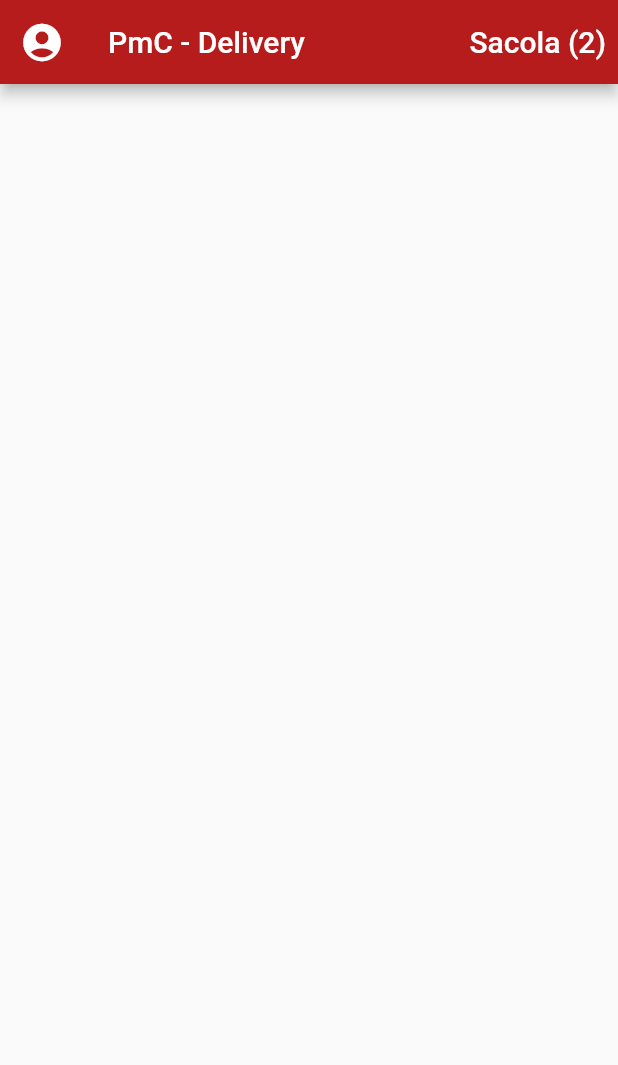
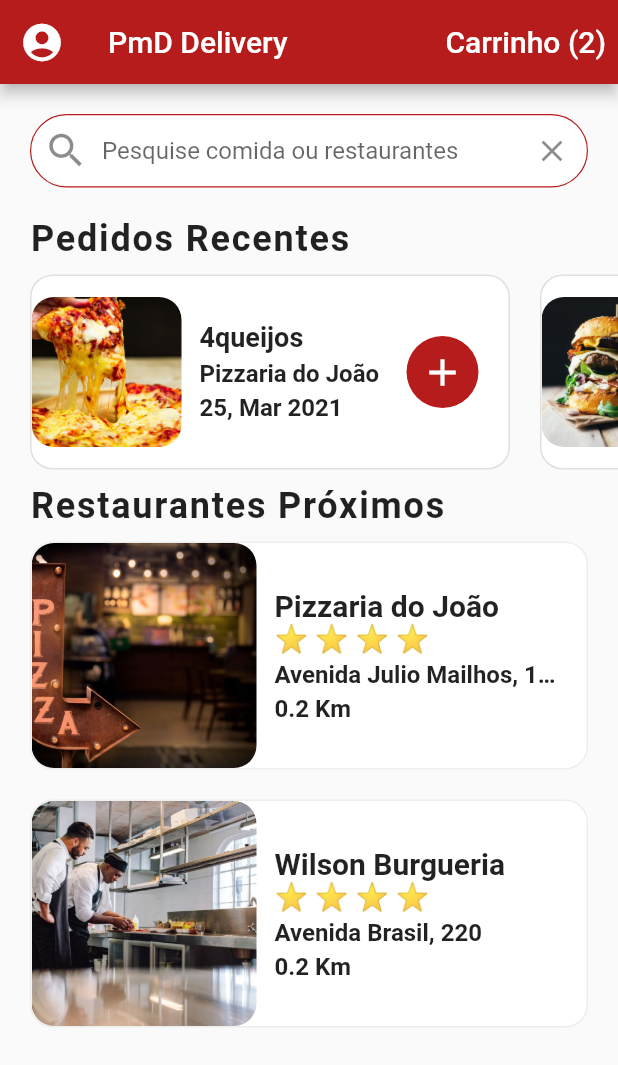
Before and after one commit to Spanholo/Vinicius_Paolo_Ramon_ESII, a Flutter app: the screen it shows after launch, on a phone screen of 412 x 824 dp. Shown: the top 1065 px of the screen. Run offline on Flutter 3.47's test engine with Material 2 defaults, Android fonts, the phone set to English and light mode, and no system bars.

Commit message:
Update 4 EU NÃO AGUENTO MAIS EHFUEHFU  interface inicial + sacola OK 10/03/2021 17:16

```diff
--- a/lib/data/data.dart
+++ b/lib/data/data.dart
@@ -15,13 +15,13 @@ final _hamburguer3 =
 
 //Restaurante
 
-final _restaurant0 = Restaurant('assets/images/restaurant0.jpg', 'Restaurant0',
+final _restaurant0 = Restaurant('assets/images/restaurant1.jpg', 'Pizzaria do João',
     'Avenida Julio Mailhos, 1220', 4, [_pizza0, _pizza1, _pizza2]);
 
 final _restaurant1 = Restaurant(
     'assets/images/restaurant0.jpg',
-    'Restaurant1',
-    'Avenida Julio Mailhos, 1220',
+    'Wilson Burgueria',
+    'Avenida Brasil, 220',
     4,
     [_hamburguer0, _hamburguer1, _hamburguer2, _hamburguer3]);
 
--- a/lib/screens/cart_screen.dart
+++ b/lib/screens/cart_screen.dart
@@ -213,12 +213,14 @@ class _CartScreenState extends State<CartScreen> {
             child: Center(
               child: TextButton(
                 onLongPress: () {},
+                onPressed: () {},
                 child: Text(
                   'Finalizar Compra',
                   style: TextStyle(
                     fontSize: 22.0,
                     color:  Colors.white,
                     fontWeight: FontWeight.w600,
+                    letterSpacing: 1.5,
                   ),
                 ),
               )
--- a/lib/screens/home_screen.dart
+++ b/lib/screens/home_screen.dart
@@ -1,6 +1,10 @@
+import 'package:flutter/material.dart';
 import 'package:delivery/data/data.dart';
+import 'package:delivery/models/restaurant.dart';
 import 'package:delivery/screens/cart_screen.dart';
-import 'package:flutter/material.dart';
+import 'package:delivery/screens/restaurant_screen.dart';
+import 'package:delivery/widget/rating_stars.dart';
+import 'package:delivery/widget/recent_orders.dart';
 
 class HomeScreen extends StatefulWidget {
   @override
@@ -8,6 +12,80 @@ class HomeScreen extends StatefulWidget {
 }
 
 class _HomeScreenState extends State<HomeScreen> {
+  _buildRestaurants() {
+    List<Widget> restaurantList = [];
+    restaurants.forEach((Restaurant restaurant) {
+      restaurantList.add(GestureDetector(
+        onTap: () => Navigator.push(
+          context,
+          MaterialPageRoute(builder: (_) => RestaurantScreen(restaurant)),
+        ),
+        child: Container(
+          margin: EdgeInsets.symmetric(horizontal: 20.0, vertical: 10.0),
+          decoration: BoxDecoration(
+            color: Colors.white,
+            borderRadius: BorderRadius.circular(15.0),
+            border: Border.all(width: 1.0, color: Colors.grey[200]),
+          ),
+          child: Row(
+            children: <Widget>[
+              ClipRRect(
+                borderRadius: BorderRadius.circular(15.0),
+                child: Hero(
+                  tag: restaurant.imageUrl,
+                  child: Image(
+                    height: 150.0,
+                    width: 150.0,
+                    image: AssetImage(restaurant.imageUrl),
+                    fit: BoxFit.cover,
+                  ),
+                ),
+              ),
+              Expanded(
+                  child: Container(
+                margin: EdgeInsets.all(12.0),
+                child: Column(
+                  mainAxisAlignment: MainAxisAlignment.center,
+                  crossAxisAlignment: CrossAxisAlignment.start,
+                  children: <Widget>[
+                    Text(
+                      restaurant.name,
+                      style: TextStyle(
+                        fontSize: 20.0,
+                        fontWeight: FontWeight.bold,
+                      ),
+                      overflow: TextOverflow.ellipsis,
+                    ),
+                    RatingStars(restaurant.rating),
+                    SizedBox(height: 4.0),
+                    Text(
+                      restaurant.address,
+                      style: TextStyle(
+                        fontSize: 16.0,
+                        fontWeight: FontWeight.bold,
+                      ),
+                      overflow: TextOverflow.ellipsis,
+                    ),
+                    SizedBox(height: 4.0),
+                    Text(
+                      '0.2 Km',
+                      style: TextStyle(
+                        fontSize: 16.0,
+                        fontWeight: FontWeight.bold,
+                      ),
+                      overflow: TextOverflow.ellipsis,
+                    ),
+                  ],
+                ),
+              ))
+            ],
+          ),
+        ),
+      ));
+    });
+    return Column(children: restaurantList);
+  }
+
   @override
   Widget build(BuildContext context) {
     return Scaffold(
@@ -17,15 +95,65 @@ class _HomeScreenState extends State<HomeScreen> {
           iconSize: 30.0,
           onPressed: () {},
         ),
-        title: Text('PmC - Delivery'),
-
+        title: Text('PmD Delivery'),
         actions: <Widget>[
           TextButton(
             child: Text(
-              'Sacola (${currentUser.cart.length})',
+              'Carrinho (${currentUser.cart.length})',
               style: TextStyle(color: Colors.white, fontSize: 20.0),
             ),
-            onPressed: () => Navigator.push(context, MaterialPageRoute(builder: (_) => CartScreen() )),
+            onPressed: () => Navigator.push(
+                context, MaterialPageRoute(builder: (_) => CartScreen())),
+          )
+        ],
+      ),
+      body: ListView(
+        children: <Widget>[
+          Padding(
+            padding: EdgeInsets.all(20.0),
+            child: TextField(
+              decoration: InputDecoration(
+                contentPadding: EdgeInsets.symmetric(vertical: 15.0),
+                fillColor: Colors.white,
+                filled: true,
+                border: OutlineInputBorder(
+                  borderRadius: BorderRadius.circular(30.0),
+                  borderSide: BorderSide(width: 0.8),
+                ),
+                enabledBorder: OutlineInputBorder(
+                  borderRadius: BorderRadius.circular(30.0),
+                  borderSide: BorderSide(
+                      width: 0.8, color: Theme.of(context).primaryColor),
+                ),
+                hintText: 'Pesquise comida ou restaurantes',
+                prefixIcon: Icon(
+                  Icons.search,
+                  size: 30.0,
+                ),
+                suffixIcon: IconButton(
+                  icon: Icon(Icons.clear),
+                  onPressed: () {},
+                ),
+              ),
+            ),
+          ),
+          RecentOrders(),
+          Column(
+            crossAxisAlignment: CrossAxisAlignment.start,
+            children: <Widget>[
+              Padding(
+                padding: EdgeInsets.symmetric(horizontal: 20.0),
+                child: Text(
+                  'Restaurantes Próximos',
+                  style: TextStyle(
+                    fontSize: 24.0,
+                    fontWeight: FontWeight.w600,
+                    letterSpacing: 1.2,
+                  ),
+                ),
+              ),
+              _buildRestaurants(),
+            ],
           )
         ],
       ),
--- /dev/null
+++ b/lib/widget/rating_stars.dart
@@ -0,0 +1,25 @@
+import 'package:flutter/material.dart';
+
+class RatingStars extends StatefulWidget {
+  final int ratings;
+
+  RatingStars(this.ratings);
+
+  @override
+  _RatingStarsState createState() => _RatingStarsState();
+}
+
+class _RatingStarsState extends State<RatingStars> {
+  @override
+  Widget build(BuildContext context) {
+    String stars = '';
+    for (int i = 0; i < widget.ratings; i++) {
+      stars += '⭐ ';
+    }
+    stars.trim();
+    return Text(
+      stars,
+      style: TextStyle(fontSize: 18.0),
+    );
+  }
+}
--- /dev/null
+++ b/lib/widget/recent_orders.dart
@@ -0,0 +1,127 @@
+import 'package:flutter/cupertino.dart';
+import 'package:flutter/material.dart';
+import 'package:delivery/data/data.dart';
+import 'package:delivery/models/order.dart';
+
+class RecentOrders extends StatefulWidget {
+  @override
+  _RecentOrdersState createState() => _RecentOrdersState();
+}
+
+class _RecentOrdersState extends State<RecentOrders> {
+  Widget _buildRecentOrder(BuildContext context, Order order) {
+    return Container(
+      margin: EdgeInsets.all(10.0),
+      width: 320.0,
+      decoration: BoxDecoration(
+        color: Colors.white,
+        borderRadius: BorderRadius.circular(15.0),
+        border: Border.all(
+          width: 1.0,
+          color: Colors.grey[300],
+        ),
+      ),
+      child: Row(
+        mainAxisAlignment: MainAxisAlignment.spaceBetween,
+        children: <Widget>[
+          Expanded(
+            child: Row(
+              children: <Widget>[
+                ClipRRect(
+                  borderRadius: BorderRadius.circular(15.0),
+                  child: Image(
+                      height: 100.0,
+                      width: 100.0,
+                      image: AssetImage(order.food.imageUrl),
+                      fit: BoxFit.cover),
+                ),
+                Expanded(
+                  child: Container(
+                    margin: EdgeInsets.all(12.0),
+                    child: Column(
+                      mainAxisAlignment: MainAxisAlignment.center,
+                      crossAxisAlignment: CrossAxisAlignment.start,
+                      children: <Widget>[
+                        Text(
+                          order.food.name,
+                          style: TextStyle(
+                            fontSize: 18.0,
+                            fontWeight: FontWeight.w600,
+                          ),
+                          overflow: TextOverflow.ellipsis,
+                        ),
+                        SizedBox(height: 4.0),
+                        Text(
+                          order.restaurant.name,
+                          style: TextStyle(
+                            fontSize: 16.0,
+                            fontWeight: FontWeight.w600,
+                          ),
+                          overflow: TextOverflow.ellipsis,
+                        ),
+                        SizedBox(height: 4.0),
+                        Text(
+                          order.date,
+                          style: TextStyle(
+                            fontSize: 16.0,
+                            fontWeight: FontWeight.w600,
+                          ),
+                          overflow: TextOverflow.ellipsis,
+                        ),
+                      ],
+                    ),
+                  ),
+                ),
+              ],
+            ),
+          ),
+          Container(
+            margin: EdgeInsets.only(right: 20.0),
+            width: 48.0,
+            decoration: BoxDecoration(
+              color: Theme.of(context).primaryColor,
+              borderRadius: BorderRadius.circular(30.0),
+            ),
+            child: IconButton(
+              icon: Icon(Icons.add),
+              iconSize: 30.0,
+              color: Colors.white,
+              onPressed: () {},
+            ),
+          )
+        ],
+      ),
+    );
+  }
+  @override
+  Widget build(BuildContext context) {
+    return Column(
+      crossAxisAlignment: CrossAxisAlignment.start,
+      children: <Widget>[
+        Padding(
+          padding: EdgeInsets.symmetric(horizontal: 20.0),
+          child: Text(
+            'Pedidos Recentes',
+            style: TextStyle(
+                fontSize: 24.0,
+                fontWeight: FontWeight.w600,
+                letterSpacing: 1.2),
+          ),
+        ),
+        Container(
+          height: 150.0,
+          child: ListView.builder(
+            physics: BouncingScrollPhysics(),
+            padding: EdgeInsets.only(left: 10.0),
+            scrollDirection: Axis.horizontal,
+            itemBuilder: (BuildContext context, int index) {
+              Order order = currentUser.orders[index];
+              return _buildRecentOrder(context, order);
+            },
+            itemCount: currentUser.orders.length,
+          ),
+        )
+      ],
+    );
+  }
+}
```
Also changed, not shown: lib/screens/restaurant_screen.dart (added, +223 -0 lines).
